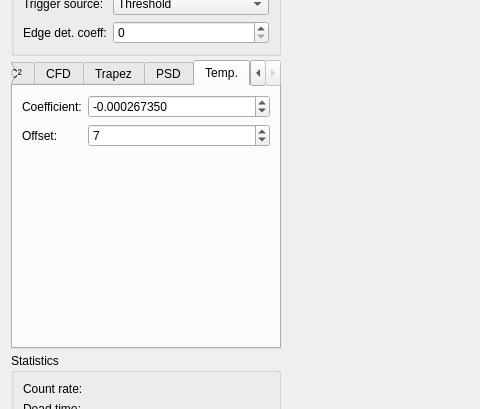
nucliflare/nlab-digitizer-community, file forms/mca_view.ui: the form before one commit; both pictures show x 0 to 480 and y 231 to 640 of the 1100 by 862 pixel window.
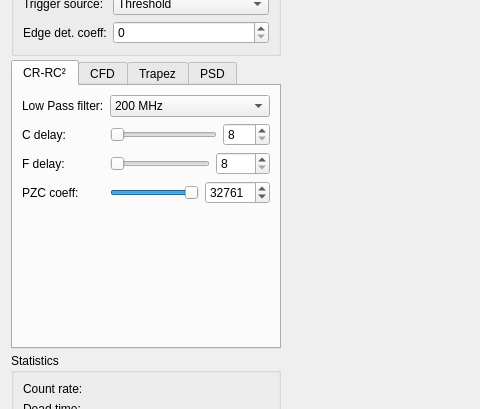
The form after the commit. The open tabs and pages were chosen to show the change. Custom widgets are drawn as their Qt base class.

What changed in the file:
```diff
--- a/forms/mca_view.ui
+++ b/forms/mca_view.ui
@@ -728,38 +728,6 @@
            </layout>
           </widget>
 
-          <widget class="QWidget" name="tabTemp">
-           <attribute name="title"><string>Temp.</string></attribute>
-           <layout class="QFormLayout" name="formTemp">
-            <item row="0" column="0">
-             <widget class="QLabel" name="labelTempCoeff">
-              <property name="text"><string>Coefficient:</string></property>
-             </widget>
-            </item>
-            <item row="0" column="1">
-             <widget class="QDoubleSpinBox" name="spinTempCoeff">
-              <property name="minimum"><double>-1.0</double></property>
-              <property name="maximum"><double>1.0</double></property>
-              <property name="singleStep"><double>0.00001</double></property>
-              <property name="decimals"><number>9</number></property>
-              <property name="value"><double>-0.00026735</double></property>
-             </widget>
-            </item>
-            <item row="1" column="0">
-             <widget class="QLabel" name="labelTempOffset">
-              <property name="text"><string>Offset:</string></property>
-             </widget>
-            </item>
-            <item row="1" column="1">
-             <widget class="QSpinBox" name="spinTempOffset">
-              <property name="minimum"><number>-32768</number></property>
-              <property name="maximum"><number>32767</number></property>
-              <property name="value"><number>7</number></property>
-             </widget>
-            </item>
-           </layout>
-          </widget>
-
          </widget>
         </item>
 
```
